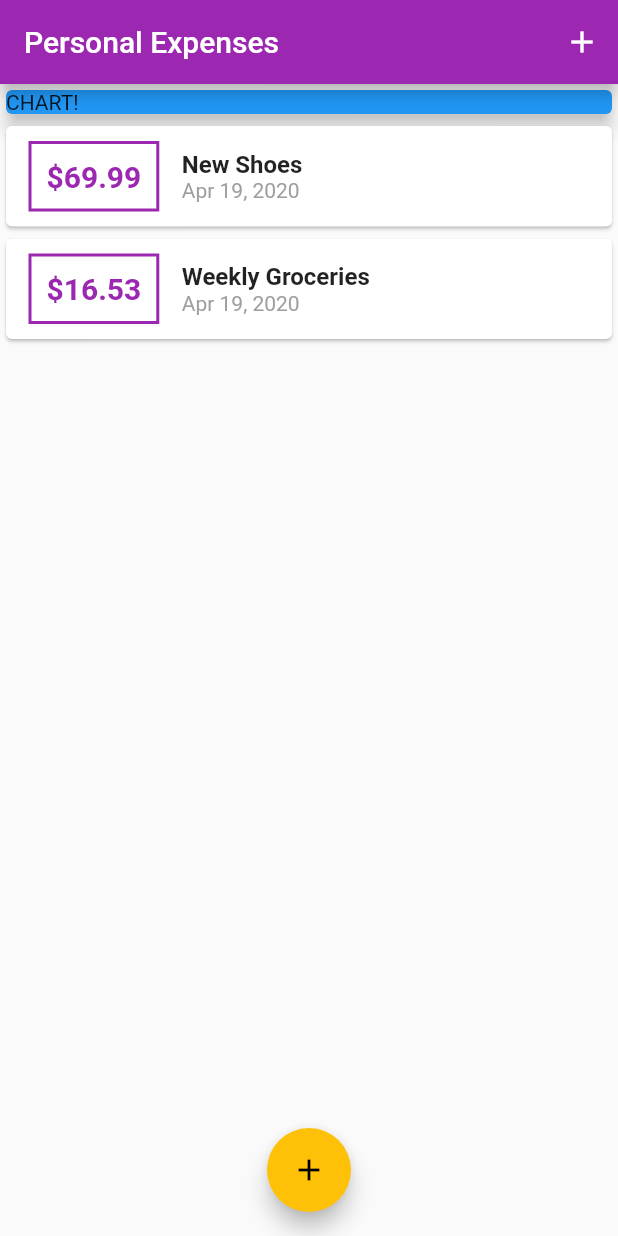
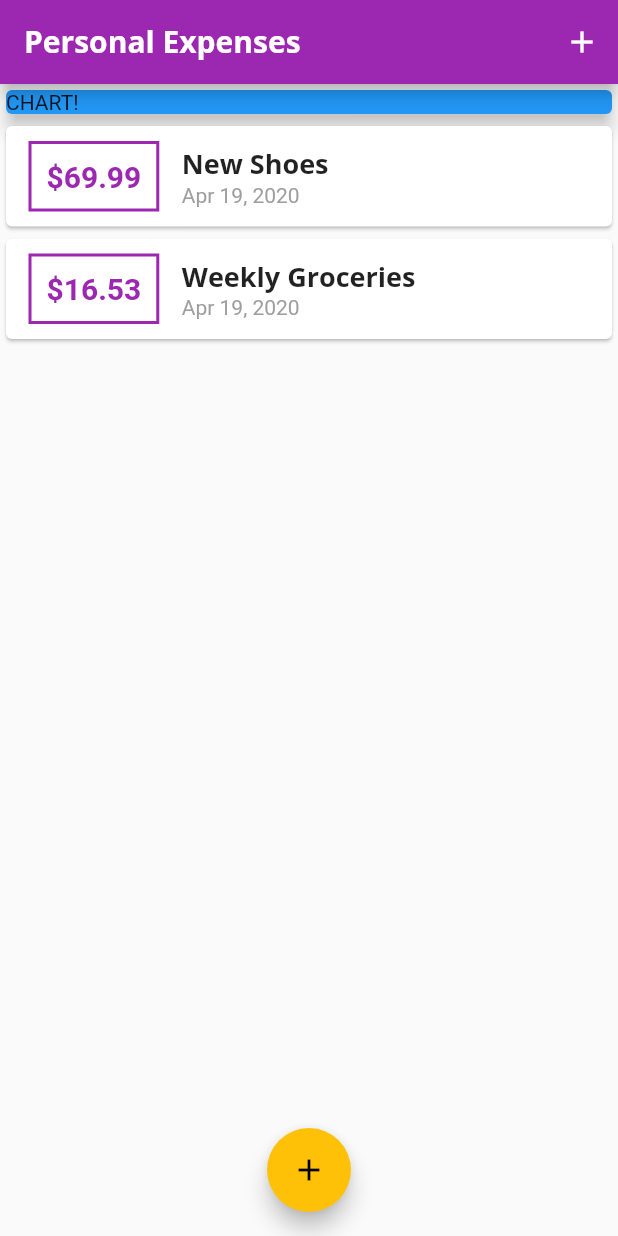
Before and after one commit to enamulhaque028/Flutter-Dart-to-Build-iOS-Android-Apps, a Flutter app: the screen it shows after launch, on a phone screen of 412 x 824 dp. Run offline on Flutter 3.47's test engine with Material 2 defaults, Android fonts, the phone set to English and light mode, and no system bars.

Commit message:
[Sec04]Custom Fonts & Working with Text Themes upto lec-31

```diff
--- a/4. personalExpensesApp/personal_expenses_app/lib/main.dart
+++ b/4. personalExpensesApp/personal_expenses_app/lib/main.dart
@@ -13,6 +13,23 @@ class MyApp extends StatelessWidget {
       theme: ThemeData(
         primarySwatch: Colors.purple,
         accentColor: Colors.amber,
+        fontFamily: 'Quicksand',
+        textTheme: ThemeData.light().textTheme.copyWith(
+              title: TextStyle(
+                fontFamily: 'OpenSans',
+                fontSize: 18,
+                fontWeight: FontWeight.bold,
+              ),
+            ),
+        appBarTheme: AppBarTheme(
+          textTheme: ThemeData.light().textTheme.copyWith(
+                title: TextStyle(
+                  fontFamily: 'OpenSans',
+                  fontSize: 20,
+                  fontWeight: FontWeight.bold,
+                ),
+              ),
+        ),
       ),
       home: MyHomePage(),
     );
@@ -72,7 +89,9 @@ class _MyHomePageState extends State<MyHomePage> {
   Widget build(BuildContext context) {
     return Scaffold(
       appBar: AppBar(
-        title: Text('Personal Expenses'),
+        title: Text(
+          'Personal Expenses',
+        ),
         actions: <Widget>[
           IconButton(
             icon: Icon(Icons.add),
--- a/4. personalExpensesApp/personal_expenses_app/lib/widgets/transaction_list.dart
+++ b/4. personalExpensesApp/personal_expenses_app/lib/widgets/transaction_list.dart
@@ -40,10 +40,7 @@ class TransactionList extends StatelessWidget {
                   children: <Widget>[
                     Text(
                       transactions[index].title,
-                      style: TextStyle(
-                        fontSize: 16,
-                        fontWeight: FontWeight.bold,
-                      ),
+                      style: Theme.of(context).textTheme.title,
                     ),
                     Text(
                       DateFormat.yMMMd().format(transactions[index].date),
```
Also changed, not shown: 4. personalExpensesApp/personal_expenses_app/pubspec.yaml (+11 -11 lines), 4. personalExpensesApp/personal_expenses_app/assets/fonts/OpenSans-Bold.ttf (added), 4. personalExpensesApp/personal_expenses_app/assets/fonts/OpenSans-Regular.ttf (added), 4. personalExpensesApp/personal_expenses_app/assets/fonts/Quicksand-Bold.ttf (added), 4. personalExpensesApp/personal_expenses_app/assets/fonts/Quicksand-Light.ttf (added), 4. personalExpensesApp/personal_expenses_app/assets/fonts/Quicksand-Medium.ttf (added), 4. personalExpensesApp/personal_expenses_app/assets/fonts/Quicksand-Regular.ttf (added).
